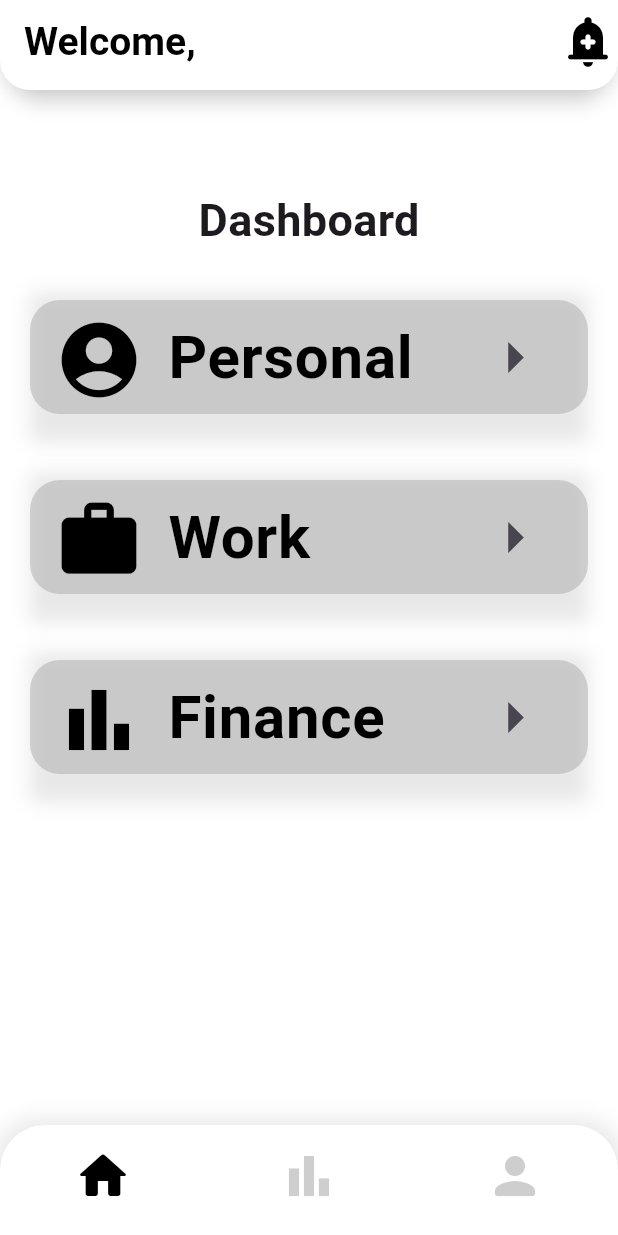
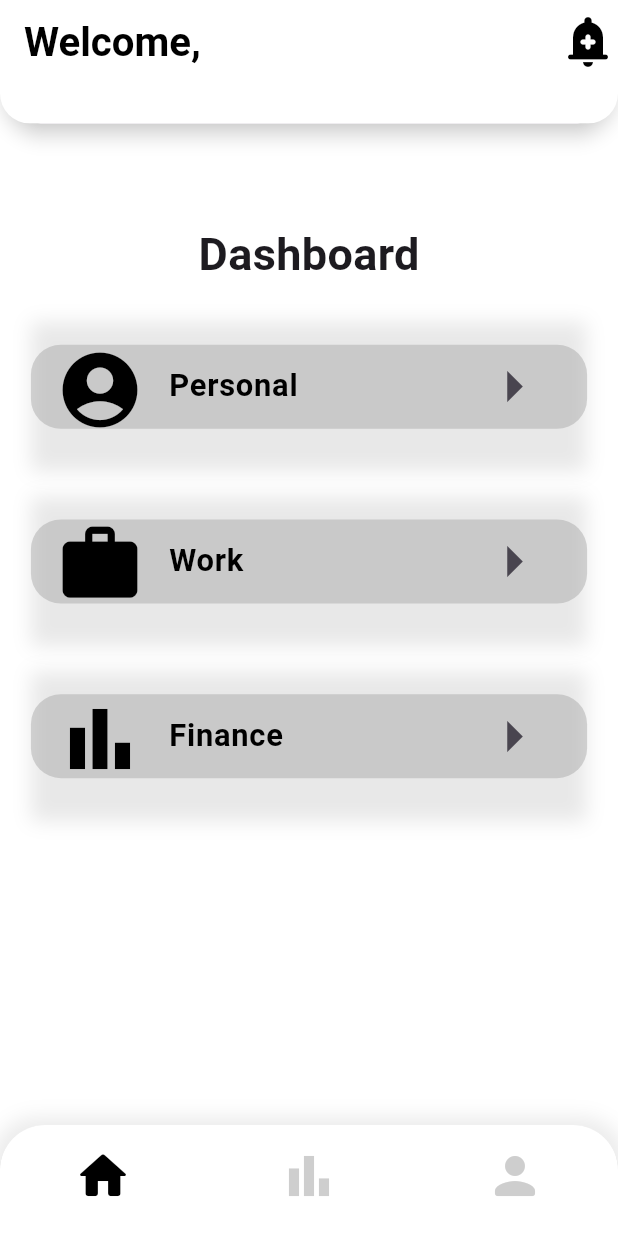
Before and after one commit to JashobeamKayiwa/TaskIT, a Flutter app: the screen it shows once a user with an empty profile is signed in, on a phone screen of 412 x 824 dp. Run offline on Flutter 3.47's test engine with Material 3 defaults, Android fonts, the phone set to English and light mode, and no system bars; our stand-ins replace cloud_firestore, firebase_auth, firebase_core, flutter_otp_text_field, percent_indicator; accounts and stored records are empty.

Commit message:
UI updates

```diff
--- a/task_it/lib/main.dart
+++ b/task_it/lib/main.dart
@@ -23,6 +23,7 @@ class MyApp extends StatelessWidget {
       value: AuthService().user,
       initialData: null,
       child: MaterialApp(
+        debugShowCheckedModeBanner: false,
         title: 'Task It',
         theme: ThemeData(
           primarySwatch: Colors.blue,
--- a/task_it/lib/screens/manager/home.dart
+++ b/task_it/lib/screens/manager/home.dart
@@ -38,70 +38,105 @@ class HomePageState extends State<HomePage> {
 
   @override
   Widget build(BuildContext context) {
+    final screenWidth = MediaQuery.of(context).size.width;
+    final screenHeight = MediaQuery.of(context).size.height;
+    final textSize =
+        screenWidth * 0.05; // Adjust text size relative to screen width
+
     return Scaffold(
       backgroundColor: Colors.white,
       appBar: PreferredSize(
-        preferredSize: const Size.fromHeight(60.0),
-        child: _buildAppBar(),
+        preferredSize: Size.fromHeight(screenHeight * 0.1),
+        child: _buildAppBar(screenWidth),
       ),
       body: Container(
-          padding: const EdgeInsets.symmetric(
-            horizontal: 20,
-            vertical: 15,
+        padding: EdgeInsets.symmetric(
+          horizontal: screenWidth * 0.05,
+          vertical: screenHeight * 0.03,
         ),
         child: Column(
           mainAxisAlignment: MainAxisAlignment.spaceEvenly,
           children: [
             Container(
-                margin: const EdgeInsets.only(top: 50, bottom: 20),
+              margin: EdgeInsets.only(
+                top: screenHeight * 0.05,
+                bottom: screenHeight * 0.02,
+              ),
               child: const Text(
                 'Dashboard',
-                  style: TextStyle(fontSize: 30, fontWeight: FontWeight.bold),
+                style: TextStyle(
+                  fontSize: 30,
+                  fontWeight: FontWeight.bold,
+                ),
               ),
             ),
             Expanded(
               child: ListView(
                 children: [
                   Tiles(
-                    leadingIcon: const Icon(Icons.account_circle_sharp,
-                        size: 60, color: kBlack),
+                    leadingIcon: const Icon(
+                      Icons.account_circle_sharp,
+                      size: 60,
+                      color: kBlack,
+                    ),
                     titleText: 'Personal',
-                    onTap: () {
-                      Navigator.push(context,
-                          MaterialPageRoute(builder: (context) => Personal()));
-                    },
-                  ),
-                  const SizedBox(height: 20),
-                  Tiles(
-                    leadingIcon:
-                        const Icon(Icons.work, size: 60, color: kBlack),
-                    titleText: 'Work',
-                    onTap: () {
-                      Navigator.push(context,
-                          MaterialPageRoute(builder: (context) => Tasker()));
-                    },
-                  ),
-                  const SizedBox(height: 20),
-                  Tiles(
-                    leadingIcon:
-                        const Icon(Icons.bar_chart, size: 60, color: kBlack),
-                    titleText: 'Finance',
+                    textSize: textSize, // Pass calculated text size
                     onTap: () {
                       Navigator.push(
                         context,
                         MaterialPageRoute(
-                              builder: (context) => TrackerPage()));
+                          builder: (context) => Personal(),
+                        ),
+                      );
+                    },
+                  ),
+                  SizedBox(height: screenHeight * 0.02),
+                  Tiles(
+                    leadingIcon: const Icon(
+                      Icons.work,
+                      size: 60,
+                      color: kBlack,
+                    ),
+                    titleText: 'Work',
+                    textSize: textSize, // Pass calculated text size
+                    onTap: () {
+                      Navigator.push(
+                        context,
+                        MaterialPageRoute(
+                          builder: (context) => Tasker(),
+                        ),
+                      );
+                    },
+                  ),
+                  SizedBox(height: screenHeight * 0.02),
+                  Tiles(
+                    leadingIcon: const Icon(
+                      Icons.bar_chart,
+                      size: 60,
+                      color: kBlack,
+                    ),
+                    titleText: 'Finance',
+                    textSize: textSize, // Pass calculated text size
+                    onTap: () {
+                      Navigator.push(
+                        context,
+                        MaterialPageRoute(
+                          builder: (context) => TrackerPage(),
+                        ),
+                      );
                     },
                   ),
                 ],
-              ))
+              ),
+            ),
           ],
-          )),
-      bottomNavigationBar: _buildBottomNavigationBar(),
+        ),
+      ),
+      bottomNavigationBar: _buildBottomNavigationBar(screenHeight),
     );
   }
 
-  Widget _buildAppBar() {
+  Widget _buildAppBar(double screenWidth) {
     return Material(
       elevation: 5,
       borderRadius: const BorderRadius.only(
@@ -119,23 +154,25 @@ class HomePageState extends State<HomePage> {
           elevation: 0,
           title: Row(
             children: [
-              Text('Welcome, $userName',
-                  style: const TextStyle(
+              Text(
+                'Welcome, $userName',
+                style: TextStyle(
                   color: Colors.black,
-                    fontSize: 26,
+                  fontSize: screenWidth * 0.065,
                   fontWeight: FontWeight.bold,
-                  )),
+                ),
+              ),
             ],
           ),
           actions: const [
-            Icon(Icons.add_alert_rounded, color: Colors.black, size: 40)
+            Icon(Icons.add_alert_rounded, color: Colors.black, size: 40),
           ],
         ),
       ),
     );
   }
 
-  Widget _buildBottomNavigationBar() {
+  Widget _buildBottomNavigationBar(double screenHeight) {
     return Container(
       decoration: BoxDecoration(
         borderRadius: const BorderRadius.only(
@@ -147,8 +184,9 @@ class HomePageState extends State<HomePage> {
             color: Colors.grey.withOpacity(0.2),
             spreadRadius: 5,
             blurRadius: 10,
-              )
-            ]),
+          ),
+        ],
+      ),
       child: ClipRRect(
         borderRadius: const BorderRadius.only(
           topLeft: Radius.circular(30),
@@ -162,13 +200,20 @@ class HomePageState extends State<HomePage> {
           unselectedItemColor: Colors.grey.withOpacity(0.5),
           items: const [
             BottomNavigationBarItem(
-                    label: 'Home', icon: Icon(Icons.home_rounded, size: 40)),
+              label: 'Home',
+              icon: Icon(Icons.home_rounded, size: 40),
+            ),
             BottomNavigationBarItem(
-                    label: 'Finances', icon: Icon(Icons.bar_chart, size: 40)),
+              label: 'Finances',
+              icon: Icon(Icons.bar_chart, size: 40),
+            ),
             BottomNavigationBarItem(
               label: 'Person',
-                    icon: Icon(Icons.person_rounded, size: 40)),
+              icon: Icon(Icons.person_rounded, size: 40),
+            ),
           ],
-            )));
+        ),
+      ),
+    );
   }
 }
--- a/task_it/lib/screens/manager/progress.dart
+++ b/task_it/lib/screens/manager/progress.dart
@@ -85,6 +85,7 @@ class _ProgressTrackerState extends State<ProgressTracker> {
                   )
                 ],
               ),
+              SizedBox(height: 15.0),
               Row(
                 mainAxisAlignment: MainAxisAlignment.spaceEvenly,
                 children: [
@@ -97,6 +98,7 @@ class _ProgressTrackerState extends State<ProgressTracker> {
                       ),
                     ],
                   ),
+                  SizedBox(height: 15.0),
                   Column(
                     children: [
                       Text(
@@ -119,7 +121,7 @@ class _ProgressTrackerState extends State<ProgressTracker> {
                   )
                 ],
               ),
-              SizedBox(height: 10),
+              SizedBox(height: 35.0),
               Expanded(
                 child: ListView(
                   children: workerTasks.entries.map((entry) {
@@ -184,7 +186,7 @@ class _ProgressTrackerState extends State<ProgressTracker> {
           title: Row(
             children: [
               Text(
-                'WORK PROGRESS',
+                'Work Progress',
                 style: TextStyle(
                   color: Colors.black,
                   fontSize: 26,
--- a/task_it/lib/widgets/tiles.dart
+++ b/task_it/lib/widgets/tiles.dart
@@ -4,33 +4,48 @@ import 'package:task_it/constants/colors.dart';
 class Tiles extends StatelessWidget {
   final Icon leadingIcon;
   final String titleText;
+  final double textSize; // New parameter for text size
   final VoidCallback onTap;
 
-  Tiles({required this.leadingIcon, required this.titleText, required this.onTap});
+  Tiles({
+    required this.leadingIcon,
+    required this.titleText,
+    required this.textSize, // Include textSize in the constructor
+    required this.onTap,
+  });
 
   @override
   Widget build(BuildContext context) {
     return Container(
-        height: 100.0,
-        decoration: BoxDecoration(boxShadow: [
+      height: 100.0,
+      decoration: BoxDecoration(
+        boxShadow: [
           BoxShadow(
             color: Colors.grey.withOpacity(0.24),
             offset: Offset(0, 7),
             blurRadius: 10.0,
             spreadRadius: 0.0,
           )
-        ]),
-        child: Center(
-            child: ListTile(
-          onTap:onTap,
+        ],
+      ),
+      child: Center(
+        child: ListTile(
+          onTap: onTap,
           shape:
               RoundedRectangleBorder(borderRadius: BorderRadius.circular(20)),
           tileColor: kGrey,
           leading: leadingIcon,
-          title: Text(titleText,
-              style: TextStyle(
-                  fontSize: 40, color: kBlack, fontWeight: FontWeight.bold)),
+          title: Text(
+            titleText,
+            style: TextStyle(
+              fontSize: textSize, // Use the passed text size
+              color: kBlack,
+              fontWeight: FontWeight.bold,
+            ),
+          ),
           trailing: Icon(Icons.arrow_right, size: 50),
-        )));
+        ),
+      ),
+    );
   }
 }
```
Also changed, not shown: task_it/lib/screens/manager/addtask.dart (+28 -15 lines), task_it/lib/screens/manager/personal.dart (+18 -19 lines), task_it/lib/screens/manager/selftask.dart (+23 -6 lines), task_it/lib/screens/manager/tasker.dart (+43 -8 lines), task_it/lib/screens/manager/updater.dart (deleted, +0 -234 lines), task_it/lib/widgets/indicator.dart (+46 -6 lines), task_it/packages/auth_repository/pubspec.lock, task_it/pubspec.lock. Lines whose indentation alone changed are shown as unchanged.
